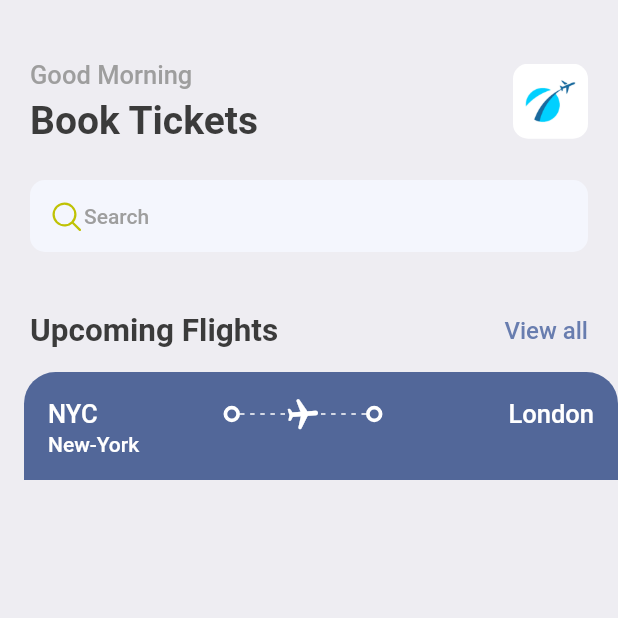
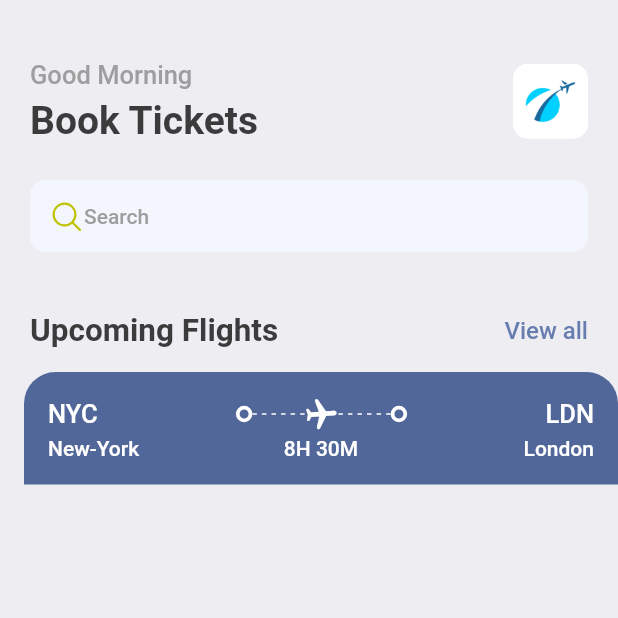
Before and after one commit to danilocampanhari21/ticket-online-app-flutter, a Flutter app: the HomeScreen screen opened directly, on a phone screen of 412 x 824 dp, the top half of it. Run offline on Flutter 3.47's test engine with Material 2 defaults, Android fonts, the phone set to English and light mode, and no system bars; our stand-ins replace fluentui_icons, gap.

```diff
--- a/lib/screens/ticket_view.dart
+++ b/lib/screens/ticket_view.dart
@@ -1,5 +1,6 @@
  import 'package:flutter/cupertino.dart';
 import 'package:flutter/material.dart';
+import 'package:gap/gap.dart';
 import 'package:untitled1/utils/app_layout.dart';
 import 'package:untitled1/utils/app_styles.dart';
 import 'package:untitled1/widgets/thick_container.dart';
@@ -61,14 +62,23 @@ class TicketView extends StatelessWidget {
 
                        Expanded(child: Container()),
 
-                       Text("London", style: Styles.headLineStyle3.copyWith(color: Colors.white),),
+                       Text("LDN", style: Styles.headLineStyle3.copyWith(color: Colors.white),),
                      ],
                    ),
+                   const Gap(3),
                    Row(
+                     mainAxisAlignment: MainAxisAlignment.spaceBetween,
                      children: [
                        SizedBox(
                          width: 100,child: Text('New-York', style: Styles.headLineStyle4.copyWith(color:Colors.white),),
-                       )
+
+                       ),
+                       Text("8H 30M", style: Styles.headLineStyle4.copyWith(color: Colors.white),),
+
+                       SizedBox(
+                         width: 100,child: Text('London', textAlign: TextAlign.end, style: Styles.headLineStyle4.copyWith(color:Colors.white),),
+
+                       ),
                      ],
                    )
                  ],
```
